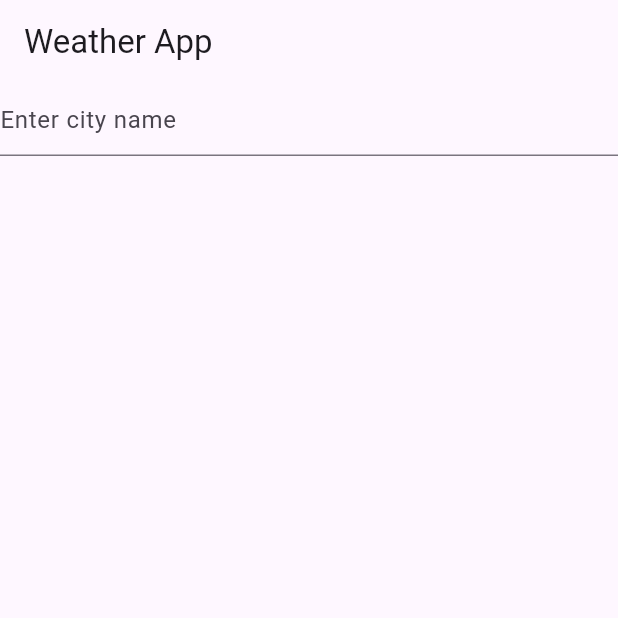
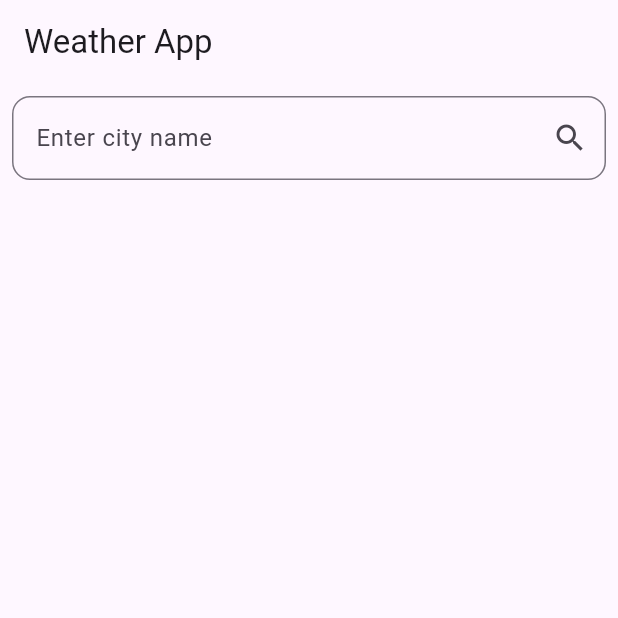
Before and after one commit to s4rath/weather_app, a Flutter app: the screen it shows after launch, on a phone screen of 412 x 824 dp, the top half of it. Run offline on Flutter 3.47's test engine with Material 3 defaults, Android fonts, the phone set to English and light mode, and no system bars; our stand-ins replace flutter_dotenv.

Commit message:
search feature added

```diff
--- a/lib/main.dart
+++ b/lib/main.dart
@@ -24,6 +24,7 @@ class MyApp extends StatelessWidget {
   Widget build(BuildContext context) {
     return MaterialApp(
       title: 'WeatherApp',
+      debugShowCheckedModeBanner: false,
       theme: ThemeData(
         colorScheme: ColorScheme.fromSeed(seedColor: Colors.deepPurple),
         useMaterial3: true,
--- a/lib/models/forecast.dart
+++ b/lib/models/forecast.dart
@@ -9,9 +9,9 @@ class Forecast {
   factory Forecast.fromJson(Map<String, dynamic> json) {
     return Forecast(
       dateTime: DateTime.parse(json['dt_txt']),
-      temperature: json['main']['temp'],
-      description: json['weather'][0]['description'],
-      icon: json['weather'][0]['icon'],
+      temperature: double.parse((json['main']['temp']??'').toString()) ,
+      description: json['weather'][0]['description'] ?? '',
+      icon: json['weather'][0]['icon'] ??'',
     );
   }
 }
--- a/lib/provider/city_provider.dart
+++ b/lib/provider/city_provider.dart
@@ -12,4 +12,9 @@ class CityProvider with ChangeNotifier {
     _cities = await _geocodingService.getCities(cityName);
     notifyListeners();
   }
+
+  void clearCities() {
+    _cities = [];
+    notifyListeners();
+  }
 }
--- a/lib/screens/home.dart
+++ b/lib/screens/home.dart
@@ -13,18 +13,16 @@ class HomePage extends StatelessWidget {
           return Column(
             children: [
               CitySearchDropdown(),
-              weatherProvider.currentWeather == null
-                  ? Container()
-                  : Column(
+              if (weatherProvider.currentWeather != null)
+                Column(
                   children: [
                     Text('Temperature: ${weatherProvider.currentWeather!.temperature}'),
                     Text('Feels Like: ${weatherProvider.currentWeather!.feelsLike}'),
                     Text('Description: ${weatherProvider.currentWeather!.description}'),
                   ],
                 ),
-              weatherProvider.forecast == null
-                  ? Container()
-                  : Expanded(
+              if (weatherProvider.forecast != null)
+                Expanded(
                   child: ListView.builder(
                     itemCount: weatherProvider.forecast!.length,
                     itemBuilder: (context, index) {
--- a/lib/services/geocoding_service.dart
+++ b/lib/services/geocoding_service.dart
@@ -9,10 +9,11 @@ class GeocodingService {
 
   Future<List<City>> getCities(String cityName) async {
     final response = await http.get(
-      Uri.parse('http://api.openweathermap.org/geo/1.0/direct?q=$cityName&limit=5&appid=$apiKey'),
+      Uri.parse('http://api.openweathermap.org/geo/1.0/direct?q=$cityName&limit=3&appid=$apiKey'),
     );
 
     if (response.statusCode == 200) {
+      print(response.body);
       List<dynamic> data = json.decode(response.body);
       return data.map((cityJson) => City.fromJson(cityJson)).toList();
     } else {
--- a/lib/services/weather_service.dart
+++ b/lib/services/weather_service.dart
@@ -15,6 +15,7 @@ class WeatherService {
     );
 
     if (response.statusCode == 200) {
+      print(response.body);
       return CurrentWeather.fromJson(json.decode(response.body));
     } else {
       throw Exception('Failed to load current weather');
--- a/lib/widgets/search.dart
+++ b/lib/widgets/search.dart
@@ -4,37 +4,79 @@ import '../models/city.dart';
 import '../provider/city_provider.dart';
 import '../provider/weather_provider.dart';
 
+class CitySearchDropdown extends StatefulWidget {
+  @override
+  _CitySearchDropdownState createState() => _CitySearchDropdownState();
+}
 
-class CitySearchDropdown extends StatelessWidget {
+class _CitySearchDropdownState extends State<CitySearchDropdown> {
+  TextEditingController _controller = TextEditingController();
+   bool _isTextFieldEmpty = true;
+
+  @override
+  void initState() {
+    super.initState();
+    _controller.addListener(() {
+      setState(() {
+        _isTextFieldEmpty = _controller.text.isEmpty;
+      });
+    });
+  }
+
   @override
   Widget build(BuildContext context) {
     return Column(
       children: [
-        TextField(
-          decoration: InputDecoration(hintText: 'Enter city name'),
-          onChanged: (value) {
-            if (value.isNotEmpty) {
-              Provider.of<CityProvider>(context, listen: false).searchCity(value);
-            }
-          },
+        Padding(
+          padding: const EdgeInsets.all(8.0),
+          child: TextField(
+            controller: _controller,
+            decoration: InputDecoration(
+              hintText: 'Enter city name',
+              border: OutlineInputBorder(
+                borderRadius: BorderRadius.circular(12.0),
+              ),
+              suffixIcon: IconButton(
+                icon: Icon(_isTextFieldEmpty ? Icons.search : Icons.clear),
+                onPressed: () {
+                   if (!_isTextFieldEmpty) {
+                    _controller.clear();
+                    Provider.of<CityProvider>(context, listen: false).clearCities();
+                  }
+                },
+              ),
+            ),
+            onChanged: (value) {
+              if (value.isEmpty) {
+                Provider.of<CityProvider>(context, listen: false).clearCities();
+              } else {
+                Provider.of<CityProvider>(context, listen: false).searchCity(value);
+              }
+            },
+          ),
         ),
         Consumer<CityProvider>(
           builder: (context, cityProvider, child) {
-            return cityProvider.cities.isEmpty
-                ? Container()
-                : DropdownButton<City>(
-                    items: cityProvider.cities.map((City city) {
-                      return DropdownMenuItem<City>(
-                        value: city,
-                        child: Text('${city.name}, ${city.state}, ${city.country}'),
-                      );
-                    }).toList(),
-                    onChanged: (City? city) {
-                      if (city != null) {
-                        Provider.of<WeatherProvider>(context, listen: false).fetchWeather(city.lat, city.lon);
-                      }
+            if (cityProvider.cities.isEmpty) {
+              return Container();
+            } else {
+              return ListView.builder(
+                // physics: AlwaysScrollableScrollPhysics(),
+                shrinkWrap: true,
+                itemCount: cityProvider.cities.length,
+                itemBuilder: (context, index) {
+                  final city = cityProvider.cities[index];
+                  return ListTile(
+                    title: Text('${city.name}, ${city.state}, ${city.country}'),
+                    onTap: () {
+                      Provider.of<WeatherProvider>(context, listen: false).fetchWeather(city.lat, city.lon);
+                      Provider.of<CityProvider>(context, listen: false).clearCities();
+                      // _controller.clear();
                     },
                   );
+                },
+              );
+            }
           },
         ),
       ],
--- a/pubspec.yaml
+++ b/pubspec.yaml
@@ -39,8 +39,8 @@ flutter:
   uses-material-design: true
 
   # To add assets to your application, add an assets section, like this:
-  # assets:
-  #   - images/a_dot_burr.jpeg
+  assets:
+    - .env
   #   - images/a_dot_ham.jpeg
 
 
```
Also changed, not shown: lib/models/city.dart (+4 -4 lines), lib/models/current_weather.dart (+4 -4 lines). Lines whose indentation alone changed are shown as unchanged.
